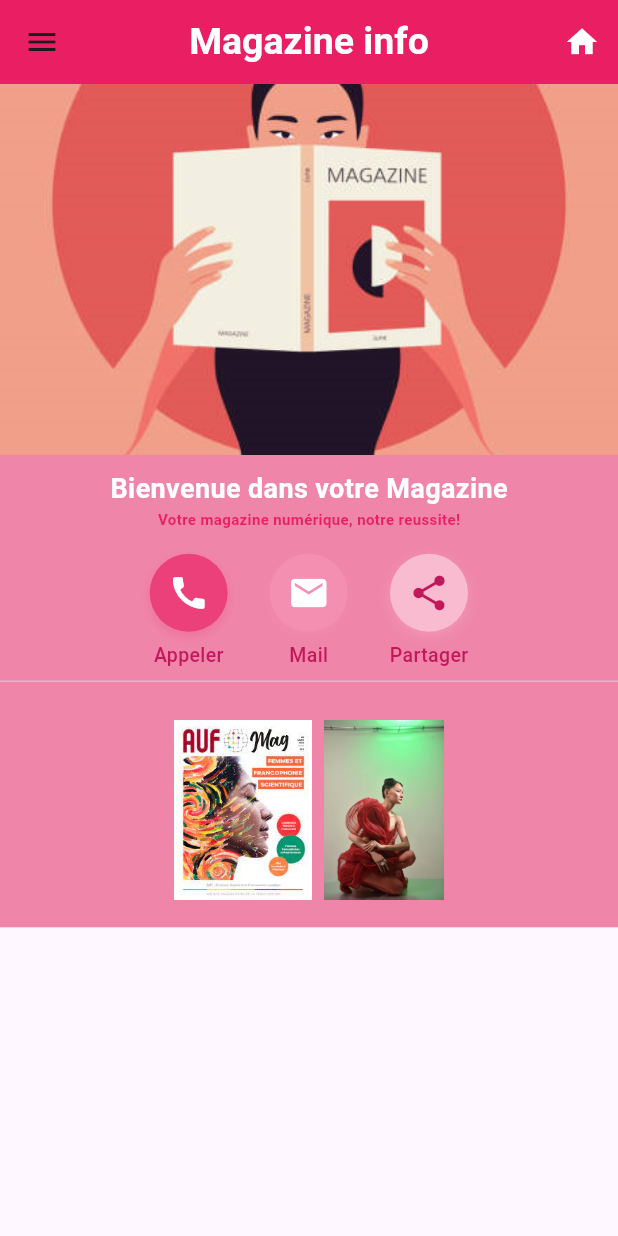
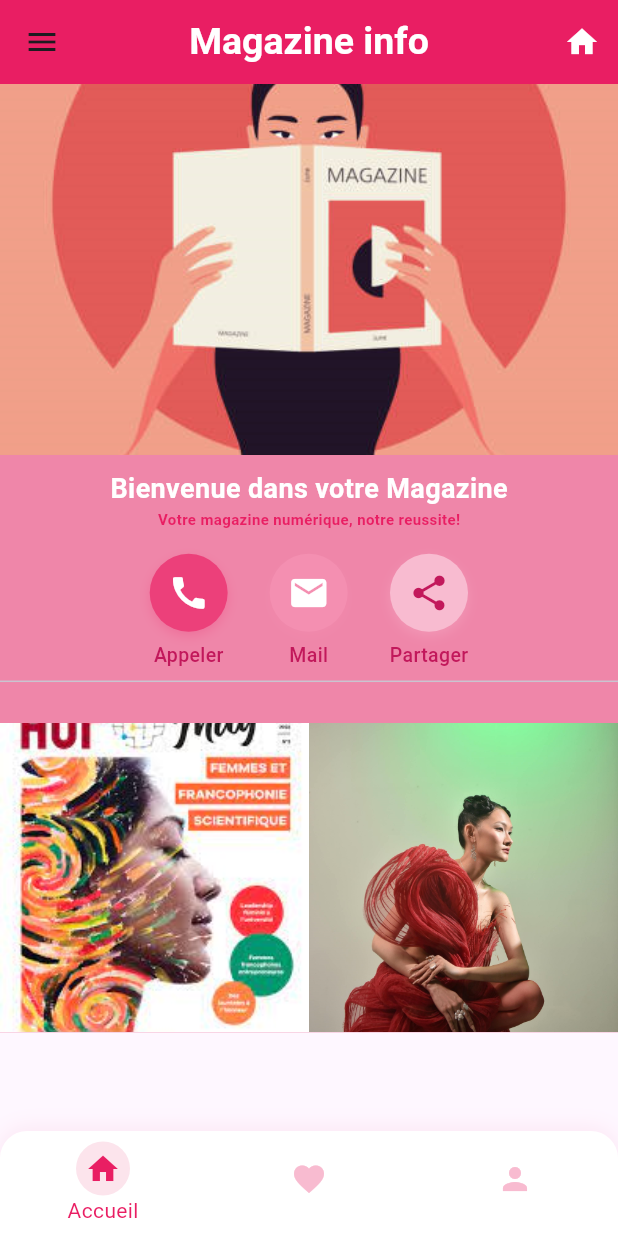
Before and after one commit to Mounba-j/devmov-avancee-semaine3, a Flutter app: the screen it shows after launch, on a phone screen of 412 x 824 dp. Run offline on Flutter 3.47's test engine with Material 3 defaults, Android fonts, the light colour scheme and no system bars; our stand-ins replace cloud_firestore, firebase_core; accounts and stored records are empty; Roboto replaces fonts that are missing (roboto).

Commit message:
mise à jour

```diff
--- a/lib/MyBody.dart
+++ b/lib/MyBody.dart
@@ -8,10 +8,18 @@ class MyBody extends StatefulWidget {
 }
 
 class _MyBodyState extends State<MyBody> {
+  int _selectedIndex = 0;
+
+  void _onItemTapped(int index) {
+    setState(() {
+      _selectedIndex = index;
+    });
+  }
   @override
   Widget build(BuildContext context) {
-    return Scaffold(
-      body: Container(
+    final List<Widget> pages = [
+      // Page Accueil
+      Container(
         decoration: BoxDecoration(
           color: const Color.fromARGB(239, 238, 126, 163),
         ),
@@ -47,8 +55,12 @@ class _MyBodyState extends State<MyBody> {
               Row(
                 mainAxisAlignment: MainAxisAlignment.center,
                 children: [
-                  _buildIconWithLabel(Icons.call, "Appeler", Colors.pink.shade400, Colors.white),
-
+                  _buildIconWithLabel(
+                    Icons.call,
+                    "Appeler",
+                    Colors.pink.shade400,
+                    Colors.white,
+                  ),
                   SizedBox(width: 28),
                   _buildIconWithLabel(Icons.mail, "Mail", Colors.pink.shade200, Colors.white),
                   SizedBox(width: 28),
@@ -56,38 +68,182 @@ class _MyBodyState extends State<MyBody> {
                 ],
               ),
               Divider(),
-              // Ligne d'images unique
-              Container(
-                margin: const EdgeInsets.all(8),
-                padding: const EdgeInsets.all(10),
-                child: Row(
-                  mainAxisAlignment: MainAxisAlignment.center,
+              SizedBox(height: 20),
+              // Ligne d'images unique ajustée
+              Row(
+                crossAxisAlignment: CrossAxisAlignment.center,
                 children: [
-                    Flexible(
-                      child: Padding(
-                        padding: const EdgeInsets.symmetric(horizontal: 4.0),
+                  Expanded(
+                    child: AspectRatio(
+                      aspectRatio: 1,
                       child: Image.asset(
                         "assets/images/image1.png",
-                          height: 120,
-                          fit: BoxFit.contain,
+                        fit: BoxFit.cover,
                       ),
                     ),
                   ),
-                    Flexible(
-                      child: Padding(
-                        padding: const EdgeInsets.symmetric(horizontal: 4.0),
+                  Expanded(
+                    child: AspectRatio(
+                      aspectRatio: 1,
                       child: Image.asset(
                         "assets/images/image2.png",
-                          height: 120,
-                          fit: BoxFit.contain,
+                        fit: BoxFit.cover,
                       ),
                     ),
                   ),
                 ],
               ),
+            ],
+          ),
+        ),
+      ),
+      // Page Favoris créative
+      Container(
+        decoration: BoxDecoration(
+          gradient: LinearGradient(
+            colors: [
+              Colors.pink.shade50,
+              Colors.pink.shade100,
+              Colors.pink.shade200,
+            ],
+            begin: Alignment.topLeft,
+            end: Alignment.bottomRight,
+          ),
+        ),
+        child: Center(
+          child: Column(
+            mainAxisAlignment: MainAxisAlignment.center,
+            children: [
+              Icon(Icons.favorite, color: Colors.pink, size: 80),
+              SizedBox(height: 16),
+              Text(
+                'Vos favoris',
+                style: TextStyle(
+                  fontSize: 26,
+                  color: Colors.pink.shade700,
+                  fontWeight: FontWeight.bold,
+                ),
+              ),
+              SizedBox(height: 8),
+              Text(
+                'Retrouvez ici vos articles préférés !',
+                style: TextStyle(fontSize: 16, color: Colors.pink.shade400),
               ),
             ],
           ),
+        ),
+      ),
+      // Page Profil créative
+      Container(
+        decoration: BoxDecoration(
+          gradient: LinearGradient(
+            colors: [Colors.pink.shade100, Colors.white],
+            begin: Alignment.topCenter,
+            end: Alignment.bottomCenter,
+          ),
+        ),
+        child: Center(
+          child: Column(
+            mainAxisAlignment: MainAxisAlignment.center,
+            children: [
+              CircleAvatar(
+                radius: 40,
+                backgroundColor: Colors.pink.shade200,
+                child: Icon(Icons.person, color: Colors.white, size: 50),
+              ),
+              SizedBox(height: 16),
+              Text(
+                'Mon Profil',
+                style: TextStyle(
+                  fontSize: 26,
+                  color: Colors.pink.shade700,
+                  fontWeight: FontWeight.bold,
+                ),
+              ),
+              SizedBox(height: 8),
+              Text(
+                'Gérez vos informations personnelles ici.',
+                style: TextStyle(fontSize: 16, color: Colors.pink.shade400),
+              ),
+            ],
+          ),
+        ),
+      ),
+    ];
+
+    return Scaffold(
+      body: AnimatedSwitcher(
+        duration: Duration(milliseconds: 400),
+        child: pages[_selectedIndex],
+        transitionBuilder: (child, animation) =>
+            FadeTransition(opacity: animation, child: child),
+      ),
+      bottomNavigationBar: Container(
+        decoration: BoxDecoration(
+          color: Colors.white,
+          boxShadow: [
+            BoxShadow(
+              color: Colors.pink.withOpacity(0.08),
+              blurRadius: 12,
+              offset: Offset(0, -2),
+            ),
+          ],
+          borderRadius: BorderRadius.vertical(top: Radius.circular(18)),
+        ),
+        child: BottomNavigationBar(
+          currentIndex: _selectedIndex,
+          onTap: _onItemTapped,
+          backgroundColor: Colors.transparent,
+          selectedItemColor: Colors.pink,
+          unselectedItemColor: Colors.pink.shade100,
+          showSelectedLabels: true,
+          showUnselectedLabels: false,
+          type: BottomNavigationBarType.fixed,
+          elevation: 0,
+          items: [
+            BottomNavigationBarItem(
+              icon: AnimatedContainer(
+                duration: Duration(milliseconds: 300),
+                padding: EdgeInsets.all(_selectedIndex == 0 ? 6 : 0),
+                decoration: BoxDecoration(
+                  color: _selectedIndex == 0
+                      ? Colors.pink.shade50
+                      : Colors.transparent,
+                  shape: BoxShape.circle,
+                ),
+                child: Icon(Icons.home),
+              ),
+              label: 'Accueil',
+            ),
+            BottomNavigationBarItem(
+              icon: AnimatedContainer(
+                duration: Duration(milliseconds: 300),
+                padding: EdgeInsets.all(_selectedIndex == 1 ? 6 : 0),
+                decoration: BoxDecoration(
+                  color: _selectedIndex == 1
+                      ? Colors.pink.shade50
+                      : Colors.transparent,
+                  shape: BoxShape.circle,
+                ),
+                child: Icon(Icons.favorite),
+              ),
+              label: 'Favoris',
+            ),
+            BottomNavigationBarItem(
+              icon: AnimatedContainer(
+                duration: Duration(milliseconds: 300),
+                padding: EdgeInsets.all(_selectedIndex == 2 ? 6 : 0),
+                decoration: BoxDecoration(
+                  color: _selectedIndex == 2
+                      ? Colors.pink.shade50
+                      : Colors.transparent,
+                  shape: BoxShape.circle,
+                ),
+                child: Icon(Icons.person),
+              ),
+              label: 'Profil',
+            ),
+          ],
         ),
       ),
     );
```
Lines whose indentation alone changed are shown as unchanged.
